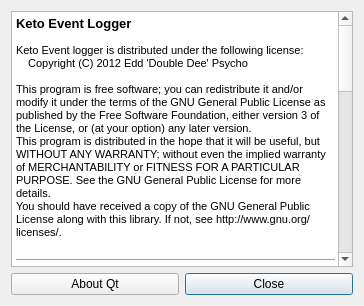
Before: the Qt Designer form gui_license.ui in FrankMamuda/ketoevent, drawn with Qt 5.
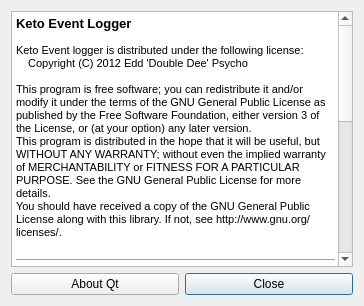
After: the same form once the commit is applied. Icons and pictures are not drawn.

Commit message: update for the upcoming event

```diff
--- a/gui_license.ui
+++ b/gui_license.ui
@@ -24,38 +24,27 @@
       <string>&lt;!DOCTYPE HTML PUBLIC &quot;-//W3C//DTD HTML 4.0//EN&quot; &quot;http://www.w3.org/TR/REC-html40/strict.dtd&quot;&gt;
 &lt;html&gt;&lt;head&gt;&lt;meta name=&quot;qrichtext&quot; content=&quot;1&quot; /&gt;&lt;style type=&quot;text/css&quot;&gt;
 p, li { white-space: pre-wrap; }
-&lt;/style&gt;&lt;/head&gt;&lt;body style=&quot; font-family:'MS Shell Dlg 2'; font-size:8.25pt; font-weight:400; font-style:normal;&quot;&gt;
-&lt;p style=&quot; margin-top:0px; margin-bottom:0px; margin-left:0px; margin-right:0px; -qt-block-indent:0; text-indent:0px;&quot;&gt;&lt;span style=&quot; font-size:10pt; font-weight:600;&quot;&gt;Keto Event Logger&lt;/span&gt;&lt;/p&gt;
-&lt;p style=&quot;-qt-paragraph-type:empty; margin-top:0px; margin-bottom:0px; margin-left:0px; margin-right:0px; -qt-block-indent:0; text-indent:0px; font-size:8pt;&quot;&gt;&lt;/p&gt;
-&lt;p style=&quot; margin-top:0px; margin-bottom:0px; margin-left:0px; margin-right:0px; -qt-block-indent:0; text-indent:0px;&quot;&gt;&lt;span style=&quot; font-size:8pt;&quot;&gt;Keto Event logger is distributed under the following license:&lt;/span&gt;&lt;/p&gt;
+&lt;/style&gt;&lt;/head&gt;&lt;body style=&quot; font-family:'DejaVu Sans'; font-size:9pt; font-weight:400; font-style:normal;&quot;&gt;
+&lt;p style=&quot; margin-top:0px; margin-bottom:0px; margin-left:0px; margin-right:0px; -qt-block-indent:0; text-indent:0px;&quot;&gt;&lt;span style=&quot; font-family:'MS Shell Dlg 2'; font-size:10pt; font-weight:600;&quot;&gt;Keto Event Logger&lt;/span&gt;&lt;/p&gt;
+&lt;p style=&quot;-qt-paragraph-type:empty; margin-top:0px; margin-bottom:0px; margin-left:0px; margin-right:0px; -qt-block-indent:0; text-indent:0px; font-family:'MS Shell Dlg 2'; font-size:8pt;&quot;&gt;&lt;br /&gt;&lt;/p&gt;
+&lt;p style=&quot; margin-top:0px; margin-bottom:0px; margin-left:0px; margin-right:0px; -qt-block-indent:0; text-indent:0px;&quot;&gt;&lt;span style=&quot; font-family:'MS Shell Dlg 2'; font-size:8pt;&quot;&gt;Keto Event logger is distributed under the following license:&lt;/span&gt;&lt;/p&gt;
 &lt;p style=&quot; margin-top:0px; margin-bottom:0px; margin-left:0px; margin-right:0px; -qt-block-indent:0; text-indent:0px;&quot;&gt;&lt;span style=&quot; font-family:'Courier New,courier'; font-size:8pt;&quot;&gt;    Copyright (C) 2012 Edd 'Double Dee' Psycho&lt;/span&gt;&lt;/p&gt;
-&lt;p style=&quot;-qt-paragraph-type:empty; margin-top:0px; margin-bottom:0px; margin-left:0px; margin-right:0px; -qt-block-indent:0; text-indent:0px; font-size:8pt;&quot;&gt;&lt;/p&gt;
-&lt;p style=&quot; margin-top:0px; margin-bottom:0px; margin-left:0px; margin-right:0px; -qt-block-indent:0; text-indent:0px;&quot;&gt;&lt;span style=&quot; font-size:8pt;&quot;&gt;This program is free software; you can redistribute it and/or modify it under the terms of the GNU General Public License as published by the Free Software Foundation, either version 3 of the License, or (at your option) any later version.&lt;/span&gt;&lt;/p&gt;
-&lt;p style=&quot; margin-top:0px; margin-bottom:0px; margin-left:0px; margin-right:0px; -qt-block-indent:0; text-indent:0px;&quot;&gt;&lt;span style=&quot; font-size:8pt;&quot;&gt;This program is distributed in the hope that it will be useful, but WITHOUT ANY WARRANTY; without even the implied warranty of MERCHANTABILITY or FITNESS FOR A PARTICULAR PURPOSE. See the GNU General Public License for more details. &lt;/span&gt;&lt;/p&gt;
-&lt;p style=&quot; margin-top:0px; margin-bottom:0px; margin-left:0px; margin-right:0px; -qt-block-indent:0; text-indent:0px;&quot;&gt;&lt;span style=&quot; font-size:8pt;&quot;&gt;You should have received a copy of the GNU General Public License along with this library. If not, see http://www.gnu.org/licenses/. &lt;/span&gt;&lt;/p&gt;
-&lt;p style=&quot;-qt-paragraph-type:empty; margin-top:0px; margin-bottom:0px; margin-left:0px; margin-right:0px; -qt-block-indent:0; text-indent:0px; font-size:8pt;&quot;&gt;&lt;/p&gt;
+&lt;p style=&quot;-qt-paragraph-type:empty; margin-top:0px; margin-bottom:0px; margin-left:0px; margin-right:0px; -qt-block-indent:0; text-indent:0px; font-family:'MS Shell Dlg 2'; font-size:8pt;&quot;&gt;&lt;br /&gt;&lt;/p&gt;
+&lt;p style=&quot; margin-top:0px; margin-bottom:0px; margin-left:0px; margin-right:0px; -qt-block-indent:0; text-indent:0px;&quot;&gt;&lt;span style=&quot; font-family:'MS Shell Dlg 2'; font-size:8pt;&quot;&gt;This program is free software; you can redistribute it and/or modify it under the terms of the GNU General Public License as published by the Free Software Foundation, either version 3 of the License, or (at your option) any later version.&lt;/span&gt;&lt;/p&gt;
+&lt;p style=&quot; margin-top:0px; margin-bottom:0px; margin-left:0px; margin-right:0px; -qt-block-indent:0; text-indent:0px;&quot;&gt;&lt;span style=&quot; font-family:'MS Shell Dlg 2'; font-size:8pt;&quot;&gt;This program is distributed in the hope that it will be useful, but WITHOUT ANY WARRANTY; without even the implied warranty of MERCHANTABILITY or FITNESS FOR A PARTICULAR PURPOSE. See the GNU General Public License for more details. &lt;/span&gt;&lt;/p&gt;
+&lt;p style=&quot; margin-top:0px; margin-bottom:0px; margin-left:0px; margin-right:0px; -qt-block-indent:0; text-indent:0px;&quot;&gt;&lt;span style=&quot; font-family:'MS Shell Dlg 2'; font-size:8pt;&quot;&gt;You should have received a copy of the GNU General Public License along with this library. If not, see http://www.gnu.org/licenses/. &lt;/span&gt;&lt;/p&gt;
+&lt;p style=&quot;-qt-paragraph-type:empty; margin-top:0px; margin-bottom:0px; margin-left:0px; margin-right:0px; -qt-block-indent:0; text-indent:0px; font-family:'MS Shell Dlg 2'; font-size:8pt;&quot;&gt;&lt;br /&gt;&lt;/p&gt;
 &lt;hr /&gt;
-&lt;p style=&quot;-qt-paragraph-type:empty; margin-top:0px; margin-bottom:0px; margin-left:0px; margin-right:0px; -qt-block-indent:0; text-indent:0px; font-size:8pt;&quot;&gt;&lt;/p&gt;
-&lt;p style=&quot; margin-top:0px; margin-bottom:0px; margin-left:0px; margin-right:0px; -qt-block-indent:0; text-indent:0px;&quot;&gt;&lt;span style=&quot; font-size:10pt; font-weight:600;&quot;&gt;YPlatform2&lt;/span&gt;&lt;/p&gt;
-&lt;p style=&quot;-qt-paragraph-type:empty; margin-top:0px; margin-bottom:0px; margin-left:0px; margin-right:0px; -qt-block-indent:0; text-indent:0px; font-size:8pt;&quot;&gt;&lt;/p&gt;
-&lt;p style=&quot; margin-top:0px; margin-bottom:0px; margin-left:0px; margin-right:0px; -qt-block-indent:0; text-indent:0px;&quot;&gt;&lt;span style=&quot; font-size:8pt;&quot;&gt;Keto event logger shares some code with YPlatform2. It is licensed as follows:  &lt;/span&gt;&lt;/p&gt;
-&lt;p style=&quot; margin-top:0px; margin-bottom:0px; margin-left:0px; margin-right:0px; -qt-block-indent:0; text-indent:0px;&quot;&gt;&lt;span style=&quot; font-family:'Courier New,courier'; font-size:8pt;&quot;&gt;    Copyright (C) 2009-2012 Edd 'Double Dee' Psycho&lt;/span&gt;&lt;/p&gt;
-&lt;p style=&quot;-qt-paragraph-type:empty; margin-top:0px; margin-bottom:0px; margin-left:0px; margin-right:0px; -qt-block-indent:0; text-indent:0px; font-size:8pt;&quot;&gt;&lt;/p&gt;
-&lt;p style=&quot; margin-top:0px; margin-bottom:0px; margin-left:0px; margin-right:0px; -qt-block-indent:0; text-indent:0px;&quot;&gt;&lt;span style=&quot; font-size:8pt;&quot;&gt;This program is free software; you can redistribute it and/or modify it under the terms of the GNU General Public License as published by the Free Software Foundation, either version 3 of the License, or (at your option) any later version.&lt;/span&gt;&lt;/p&gt;
-&lt;p style=&quot; margin-top:0px; margin-bottom:0px; margin-left:0px; margin-right:0px; -qt-block-indent:0; text-indent:0px;&quot;&gt;&lt;span style=&quot; font-size:8pt;&quot;&gt;This program is distributed in the hope that it will be useful, but WITHOUT ANY WARRANTY; without even the implied warranty of MERCHANTABILITY or FITNESS FOR A PARTICULAR PURPOSE. See the GNU General Public License for more details. &lt;/span&gt;&lt;/p&gt;
-&lt;p style=&quot; margin-top:0px; margin-bottom:0px; margin-left:0px; margin-right:0px; -qt-block-indent:0; text-indent:0px;&quot;&gt;&lt;span style=&quot; font-size:8pt;&quot;&gt;You should have received a copy of the GNU General Public License along with this library. If not, see http://www.gnu.org/licenses/. &lt;/span&gt;&lt;/p&gt;
-&lt;p style=&quot;-qt-paragraph-type:empty; margin-top:0px; margin-bottom:0px; margin-left:0px; margin-right:0px; -qt-block-indent:0; text-indent:0px; font-size:8pt;&quot;&gt;&lt;/p&gt;
-&lt;hr /&gt;
-&lt;p style=&quot;-qt-paragraph-type:empty; margin-top:0px; margin-bottom:0px; margin-left:0px; margin-right:0px; -qt-block-indent:0; text-indent:0px; font-size:8pt;&quot;&gt;&lt;/p&gt;
-&lt;p style=&quot; margin-top:0px; margin-bottom:0px; margin-left:0px; margin-right:0px; -qt-block-indent:0; text-indent:0px;&quot;&gt;&lt;span style=&quot; font-size:10pt; font-weight:600;&quot;&gt;KDE Oxygen Icon Theme &lt;/span&gt;&lt;/p&gt;
-&lt;p style=&quot;-qt-paragraph-type:empty; margin-top:0px; margin-bottom:0px; margin-left:0px; margin-right:0px; -qt-block-indent:0; text-indent:0px; font-size:8pt;&quot;&gt;&lt;/p&gt;
-&lt;p style=&quot; margin-top:0px; margin-bottom:0px; margin-left:0px; margin-right:0px; -qt-block-indent:0; text-indent:0px;&quot;&gt;&lt;span style=&quot; font-size:8pt;&quot;&gt;YPlatform2 incorporates icons from KDE's Oxygen icon theme. It is licensed as follows: &lt;/span&gt;&lt;/p&gt;
+&lt;p style=&quot;-qt-paragraph-type:empty; margin-top:0px; margin-bottom:0px; margin-left:0px; margin-right:0px; -qt-block-indent:0; text-indent:0px; font-family:'MS Shell Dlg 2'; font-size:8pt;&quot;&gt;&lt;br /&gt;&lt;/p&gt;
+&lt;p style=&quot; margin-top:0px; margin-bottom:0px; margin-left:0px; margin-right:0px; -qt-block-indent:0; text-indent:0px;&quot;&gt;&lt;span style=&quot; font-family:'MS Shell Dlg 2'; font-size:10pt; font-weight:600;&quot;&gt;KDE Oxygen Icon Theme &lt;/span&gt;&lt;/p&gt;
+&lt;p style=&quot;-qt-paragraph-type:empty; margin-top:0px; margin-bottom:0px; margin-left:0px; margin-right:0px; -qt-block-indent:0; text-indent:0px; font-family:'MS Shell Dlg 2'; font-size:8pt;&quot;&gt;&lt;br /&gt;&lt;/p&gt;
+&lt;p style=&quot; margin-top:0px; margin-bottom:0px; margin-left:0px; margin-right:0px; -qt-block-indent:0; text-indent:0px;&quot;&gt;&lt;span style=&quot; font-family:'MS Shell Dlg 2'; font-size:8pt;&quot;&gt;YPlatform2 incorporates icons from KDE's Oxygen icon theme. It is licensed as follows: &lt;/span&gt;&lt;/p&gt;
 &lt;p style=&quot; margin-top:0px; margin-bottom:0px; margin-left:0px; margin-right:0px; -qt-block-indent:0; text-indent:0px;&quot;&gt;&lt;span style=&quot; font-family:'Courier New,courier'; font-size:8pt;&quot;&gt;    Copyright (c) 2007 David Vignoni&lt;br /&gt;    Copyright (c) 2007 Johann Ollivier Lapeyre&lt;br /&gt;    Copyright (c) 2007 Kenneth Wimer&lt;br /&gt;    Copyright (c) 2007 Nuno Fernades Pinheiro&lt;br /&gt;    Copyright (c) 2007 Riccardo Iaconelli&lt;br /&gt;    Copyright (c) 2007 David Miller&lt;br /&gt;    and others. &lt;/span&gt;&lt;/p&gt;
-&lt;p style=&quot;-qt-paragraph-type:empty; margin-top:0px; margin-bottom:0px; margin-left:0px; margin-right:0px; -qt-block-indent:0; text-indent:0px; font-size:8pt;&quot;&gt;&lt;/p&gt;
-&lt;p style=&quot; margin-top:0px; margin-bottom:0px; margin-left:0px; margin-right:0px; -qt-block-indent:0; text-indent:0px;&quot;&gt;&lt;span style=&quot; font-size:8pt;&quot;&gt;This library is free software; you can redistribute it and/or modify it under the terms of the GNU Library General Public License as published by the Free Software Foundation; either version 3 of the License, or (at your option) any later version. &lt;/span&gt;&lt;/p&gt;
-&lt;p style=&quot; margin-top:0px; margin-bottom:0px; margin-left:0px; margin-right:0px; -qt-block-indent:0; text-indent:0px;&quot;&gt;&lt;span style=&quot; font-size:8pt;&quot;&gt;This library is distributed in the hope that it will be useful, but WITHOUT ANY WARRANTY; without even the implied warranty of MERCHANTABILITY or FITNESS FOR A PARTICULAR PURPOSE. See the GNU Library General Public License for more details. &lt;/span&gt;&lt;/p&gt;
-&lt;p style=&quot; margin-top:0px; margin-bottom:0px; margin-left:0px; margin-right:0px; -qt-block-indent:0; text-indent:0px;&quot;&gt;&lt;span style=&quot; font-size:8pt;&quot;&gt;You should have received a copy of the GNU Library General Public License along with this library. If not, see http://www.gnu.org/licenses/. &lt;/span&gt;&lt;/p&gt;
-&lt;p style=&quot;-qt-paragraph-type:empty; margin-top:0px; margin-bottom:0px; margin-left:0px; margin-right:0px; -qt-block-indent:0; text-indent:0px; font-size:8pt;&quot;&gt;&lt;/p&gt;&lt;/body&gt;&lt;/html&gt;</string>
+&lt;p style=&quot;-qt-paragraph-type:empty; margin-top:0px; margin-bottom:0px; margin-left:0px; margin-right:0px; -qt-block-indent:0; text-indent:0px; font-family:'MS Shell Dlg 2'; font-size:8pt;&quot;&gt;&lt;br /&gt;&lt;/p&gt;
+&lt;p style=&quot; margin-top:0px; margin-bottom:0px; margin-left:0px; margin-right:0px; -qt-block-indent:0; text-indent:0px;&quot;&gt;&lt;span style=&quot; font-family:'MS Shell Dlg 2'; font-size:8pt;&quot;&gt;This library is free software; you can redistribute it and/or modify it under the terms of the GNU Library General Public License as published by the Free Software Foundation; either version 3 of the License, or (at your option) any later version. &lt;/span&gt;&lt;/p&gt;
+&lt;p style=&quot; margin-top:0px; margin-bottom:0px; margin-left:0px; margin-right:0px; -qt-block-indent:0; text-indent:0px;&quot;&gt;&lt;span style=&quot; font-family:'MS Shell Dlg 2'; font-size:8pt;&quot;&gt;This library is distributed in the hope that it will be useful, but WITHOUT ANY WARRANTY; without even the implied warranty of MERCHANTABILITY or FITNESS FOR A PARTICULAR PURPOSE. See the GNU Library General Public License for more details. &lt;/span&gt;&lt;/p&gt;
+&lt;p style=&quot; margin-top:0px; margin-bottom:0px; margin-left:0px; margin-right:0px; -qt-block-indent:0; text-indent:0px;&quot;&gt;&lt;span style=&quot; font-family:'MS Shell Dlg 2'; font-size:8pt;&quot;&gt;You should have received a copy of the GNU Library General Public License along with this library. If not, see http://www.gnu.org/licenses/. &lt;/span&gt;&lt;/p&gt;
+&lt;p style=&quot;-qt-paragraph-type:empty; margin-top:0px; margin-bottom:0px; margin-left:0px; margin-right:0px; -qt-block-indent:0; text-indent:0px; font-family:'MS Shell Dlg 2'; font-size:8pt;&quot;&gt;&lt;br /&gt;&lt;/p&gt;&lt;/body&gt;&lt;/html&gt;</string>
      </property>
      <property name="textInteractionFlags">
       <set>Qt::TextSelectableByKeyboard|Qt::TextSelectableByMouse</set>
```
Left out of the diff: 8 changed lines with no effect on the pictures. The commit also changes 89 other files.
